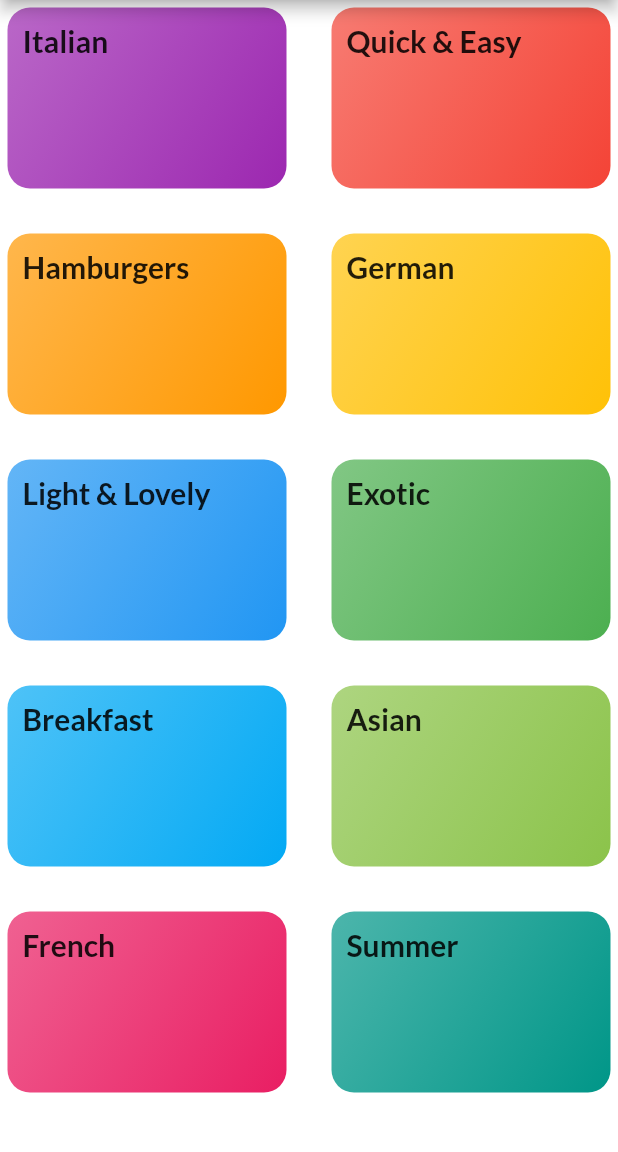
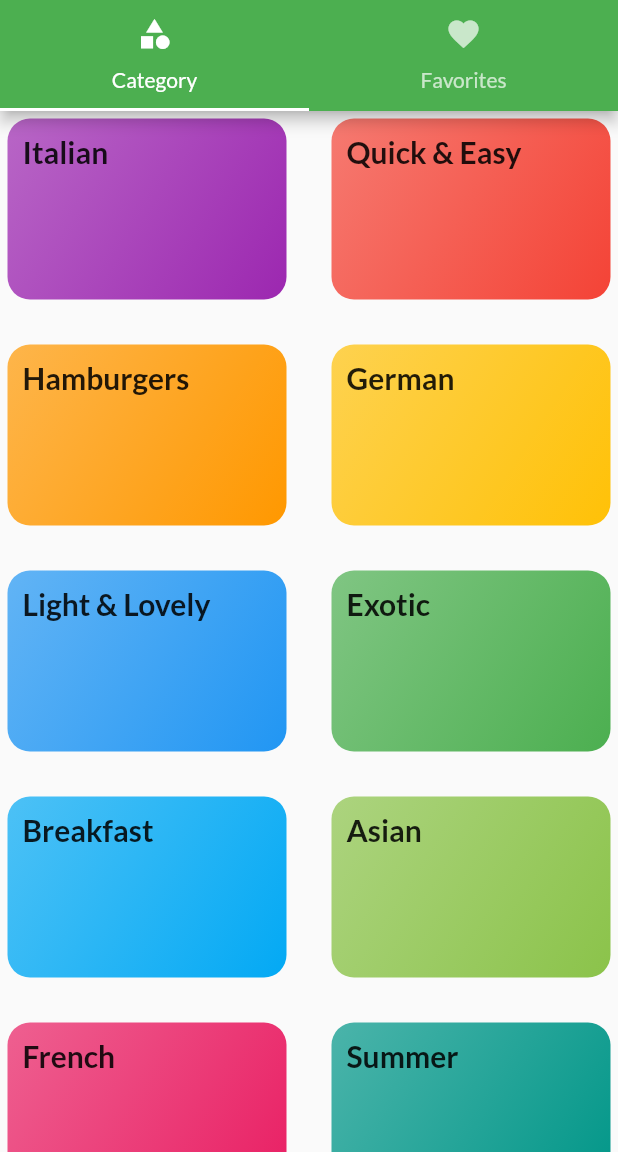
Before and after one commit to Aravindh1505/Flutter-Core, a Flutter app: the screen it shows after launch, on a phone screen of 412 x 824 dp, the part 84-1236 px from its top. Run offline on Flutter 3.47's test engine with Material 2 defaults, Android fonts, the phone set to English and light mode, and no system bars; our stand-ins replace google_fonts.

Commit message:
Added tabs screen and favorite screen for quick navigation

```diff
--- a/lib/main.dart
+++ b/lib/main.dart
@@ -1,10 +1,10 @@
 import 'package:flutter/material.dart';
 import 'package:google_fonts/google_fonts.dart';
 
-import '../screens/categories_screen.dart';
 import '../screens/categories_meals_screen.dart';
+import '../screens/meal_details_screen.dart';
+import '../screens/tabs_screen.dart';
 import '../utils/route_names.dart';
-import '../screens/meal_details_screen.dart';
 
 void main() => runApp(const MyApp());
 
@@ -17,8 +17,8 @@ class MyApp extends StatelessWidget {
     return MaterialApp(
       theme: ThemeData(
         primarySwatch: Colors.green,
-        primaryColor: Colors.greenAccent,
-        accentColor: Colors.pink,
+        primaryColor: Colors.green,
+        accentColor: Colors.white,
         fontFamily: GoogleFonts.lato().fontFamily,
         textTheme: ThemeData.light().textTheme.copyWith(
               titleLarge: TextStyle(
@@ -39,7 +39,7 @@ class MyApp extends StatelessWidget {
             ),
       ),
       routes: {
-        RouteNames.HOME: (_) => const CategoriesScreen(),
+        RouteNames.HOME: (_) => const TabsScreen(),
         RouteNames.CATEGORIES_MEALS: (_) => const CategoryMealsScreen(),
         RouteNames.MEAL_DETAIL: (_) => const MealDetailScreen(),
       },
--- a/lib/screens/categories_screen.dart
+++ b/lib/screens/categories_screen.dart
@@ -8,19 +8,13 @@ class CategoriesScreen extends StatelessWidget {
 
   @override
   Widget build(BuildContext context) {
-    return Scaffold(
-      backgroundColor: Colors.white,
-      appBar: AppBar(
-        title: const Text('Meals App'),
-      ),
-      body:GridView(
+    return GridView(
         gridDelegate: const SliverGridDelegateWithMaxCrossAxisExtent(
           maxCrossAxisExtent: 200,
           childAspectRatio: 3 / 2,
           crossAxisSpacing: 20,
           mainAxisSpacing: 20,
         ),
-            children: DUMMY_CATEGORIES.map((category) => CategoriesItem(category)).toList()),
-    );
+        children: DUMMY_CATEGORIES.map((category) => CategoriesItem(category)).toList());
   }
 }
--- /dev/null
+++ b/lib/screens/favorite_screen.dart
@@ -0,0 +1,12 @@
+import 'package:flutter/material.dart';
+
+class FavoriteScreen extends StatelessWidget {
+  const FavoriteScreen({Key? key}) : super(key: key);
+
+  @override
+  Widget build(BuildContext context) {
+    return const Center(
+      child: Text('Your favorites here!'),
+    );
+  }
+}
--- /dev/null
+++ b/lib/screens/tabs_screen.dart
@@ -0,0 +1,42 @@
+import 'package:flutter/material.dart';
+
+import '/screens/categories_screen.dart';
+import '/screens/favorite_screen.dart';
+
+class TabsScreen extends StatefulWidget {
+  const TabsScreen({super.key});
+
+  @override
+  State<StatefulWidget> createState() => _TabsScreenState();
+}
+
+class _TabsScreenState extends State<TabsScreen> {
+  @override
+  Widget build(BuildContext context) {
+    return DefaultTabController(
+        length: 2,
+        child: Scaffold(
+          appBar: AppBar(
+            title: const Text('Meals App'),
+            bottom: const TabBar(
+              tabs: [
+                Tab(
+                  icon: Icon(Icons.category),
+                  text: 'Category',
+                ),
+                Tab(
+                  icon: Icon(Icons.favorite),
+                  text: 'Favorites',
+                ),
+              ],
+            ),
+          ),
+          body: const TabBarView(
+            children: [
+              CategoriesScreen(),
+              FavoriteScreen(),
+            ],
+          ),
+        ));
+  }
+}
```
Lines whose indentation alone changed are shown as unchanged.
